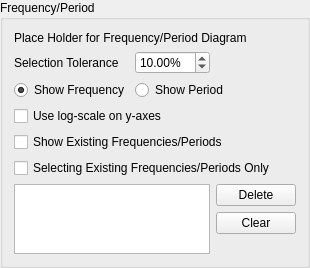
Old version of the form mtpy/gui/SmartMT/ui_asset/groupbox_frequency_select.ui in the repository MTgeophysics/mtpy.
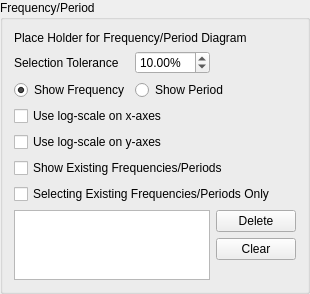
New version of the form.

Patch:
```diff
--- a/mtpy/gui/SmartMT/ui_asset/groupbox_frequency_select.ui
+++ b/mtpy/gui/SmartMT/ui_asset/groupbox_frequency_select.ui
@@ -7,7 +7,7 @@
     <x>0</x>
     <y>0</y>
     <width>300</width>
-    <height>244</height>
+       <height>270</height>
    </rect>
   </property>
   <property name="sizePolicy">
@@ -166,6 +166,13 @@
      </property>
     </widget>
    </item>
+      <item row="3" column="0" colspan="3">
+          <widget class="QCheckBox" name="checkBox_x_log_scale">
+              <property name="text">
+                  <string>Use log-scale on x-axes</string>
+              </property>
+          </widget>
+      </item>
   </layout>
  </widget>
  <resources/>
```
Left out of the diff: 2 changed lines with no effect on the pictures.
